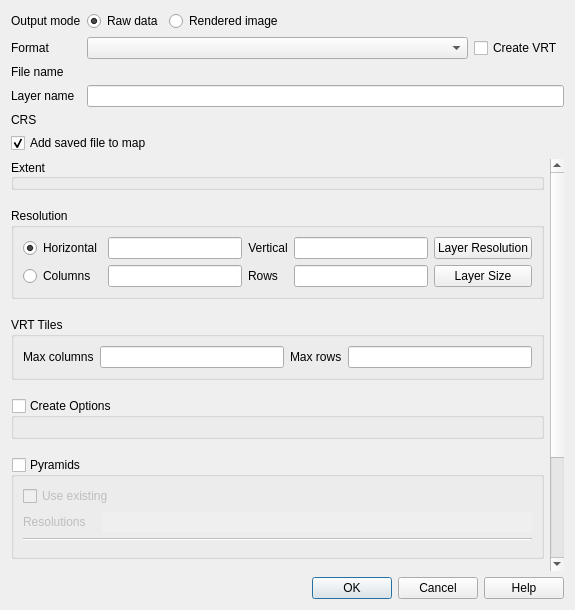
carsmie/QGIS, file src/ui/qgsrasterlayersaveasdialogbase.ui: the form before one commit.
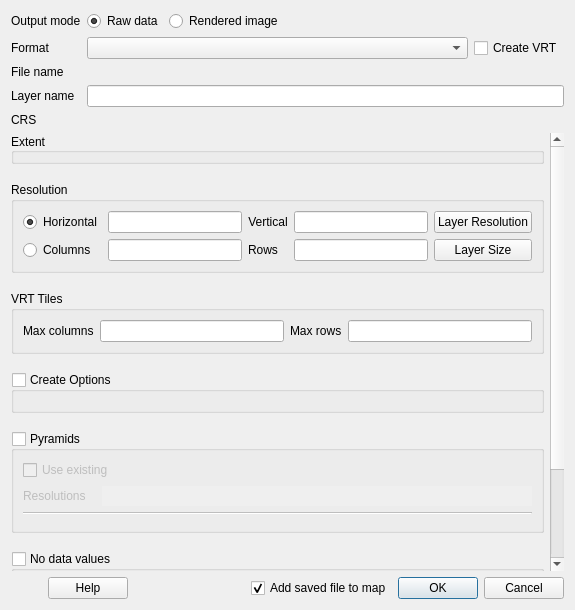
The form after the commit. Icons and pictures are not drawn. Custom widgets are drawn as their Qt base class.

Commit message: [needs-docs][ui] Move 'add saved file to map' option away from data settings

The edit to the form file:
```diff
--- a/src/ui/qgsrasterlayersaveasdialogbase.ui
+++ b/src/ui/qgsrasterlayersaveasdialogbase.ui
@@ -147,16 +147,6 @@
        </property>
       </widget>
      </item>
-     <item row="5" column="0" colspan="2">
-      <widget class="QCheckBox" name="mAddToCanvas">
-       <property name="text">
-        <string>Add saved file to map</string>
-       </property>
-       <property name="checked">
-        <bool>true</bool>
-       </property>
-      </widget>
-     </item>
      <item row="3" column="0">
       <widget class="QLabel" name="label_3">
        <property name="text">
@@ -665,14 +655,51 @@
     </widget>
    </item>
    <item>
+    <layout class="QHBoxLayout" name="horizontalLayout_10">
+     <item>
+      <widget class="QDialogButtonBox" name="mHelpButtonBox">
+       <property name="orientation">
+        <enum>Qt::Horizontal</enum>
+       </property>
+       <property name="standardButtons">
+        <set>QDialogButtonBox::Help</set>
+       </property>
+      </widget>
+     </item>
+     <item>
+      <spacer name="horizontalSpacer">
+       <property name="orientation">
+        <enum>Qt::Horizontal</enum>
+       </property>
+       <property name="sizeHint" stdset="0">
+        <size>
+         <width>20</width>
+         <height>10</height>
+        </size>
+       </property>
+      </spacer>
+     </item>
+     <item>
+      <widget class="QCheckBox" name="mAddToCanvas">
+       <property name="text">
+        <string>Add saved file to map</string>
+       </property>
+       <property name="checked">
+        <bool>true</bool>
+       </property>
+      </widget>
+     </item>
+     <item>
     <widget class="QDialogButtonBox" name="mButtonBox">
      <property name="orientation">
       <enum>Qt::Horizontal</enum>
      </property>
      <property name="standardButtons">
-      <set>QDialogButtonBox::Cancel|QDialogButtonBox::Help|QDialogButtonBox::Ok</set>
-     </property>
-    </widget>
+        <set>QDialogButtonBox::Cancel|QDialogButtonBox::Ok</set>
+       </property>
+      </widget>
+     </item>
+    </layout>
    </item>
   </layout>
  </widget>
```
Left out of the diff: 2 changed lines with no effect on the pictures. Lines whose indentation alone changed are shown as unchanged. The commit also changes 3 other files.
